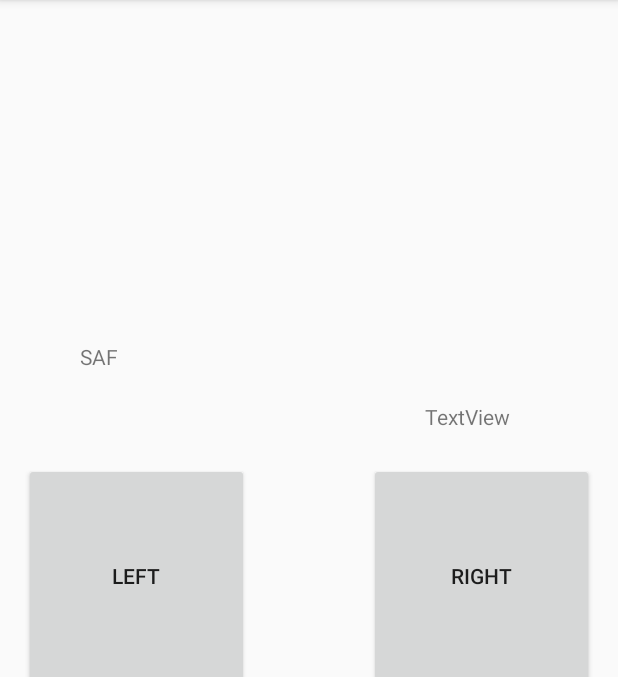
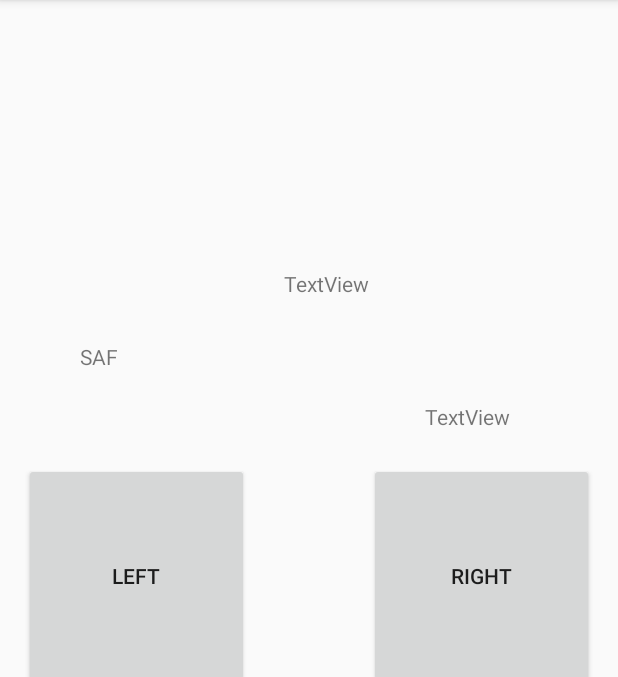
Before and after one commit to annaq1/hackuci2018, an Android app: the screen it shows after launch (MainActivity), after a tap on "LEFT", on a phone screen of 412 x 824 dp, the part 84-761 px from its top. Run offline under Robolectric (Android 15) with nearby library versions, the phone set to English and light mode, and no system bars; 4 statements that could not run were skipped.

Commit message:
TEE HEE
Putting it up here just in case i mess things up.

```diff
--- a/app/src/main/AndroidManifest.xml
+++ b/app/src/main/AndroidManifest.xml
@@ -2,6 +2,7 @@
 <manifest xmlns:android="http://schemas.android.com/apk/res/android"
     package="com.example.annar.joystick">
 
+    <uses-permission android:name="android.permission.BLUETOOTH" />
     <application
         android:allowBackup="true"
         android:icon="@mipmap/ic_launcher"
--- a/app/src/main/java/com/example/annar/joystick/MainActivity.java
+++ b/app/src/main/java/com/example/annar/joystick/MainActivity.java
@@ -7,9 +7,61 @@ import android.view.View;
 import android.util.Log;
 import android.widget.Button;
 import android.widget.TextView;
+import java.io.IOException;
+import java.io.InputStream;
+import java.io.OutputStream;
+import java.util.Set;
+import java.util.UUID;
+
+import android.app.Activity;
+import android.bluetooth.BluetoothAdapter;
+import android.bluetooth.BluetoothDevice;
+import android.bluetooth.BluetoothSocket;
+import android.content.Intent;
+import android.os.Bundle;
+import android.os.Handler;
+import android.util.Log;
+import android.view.Menu;
+import android.view.View;
+import android.widget.Button;
+import android.widget.TextView;
 
 public class MainActivity extends AppCompatActivity {
 
+    BluetoothSocket mmSocket;
+    BluetoothDevice mmDevice = null;
+
+    final byte delimiter = 33;
+    int readBufferPosition = 0;
+
+    /**
+     * A function that will send info to the raspberry pi (the android will be acting as a "client" here). If not connected, the method will
+     * create a RFCOMM socket, get a writeable stream, and push the message through the socket
+     * @param msg2send is the message to be sent to the raspberry pi
+     */
+    public void sendBtMsg(String msg2send){
+        //UUID uuid = UUID.fromString("00001101-0000-1000-8000-00805f9b34fb"); //Standard SerialPortService ID
+        UUID uuid = UUID.fromString("94f39d29-7d6d-437d-973b-fba39e49d4ee"); //Standard SerialPortService ID
+        //TODO UUID needs to match with the number from Python script in raspberry Pi (line 46 of website ref)
+
+        final TextView con = (TextView)findViewById(R.id.checkConnection); // for debugging
+        try {
+
+            mmSocket = mmDevice.createRfcommSocketToServiceRecord(uuid);
+            if (!mmSocket.isConnected()){
+                mmSocket.connect();
+                con.setText("Connected");
+            }
+
+            String msg = msg2send;
+            OutputStream mmOutputStream = mmSocket.getOutputStream();
+            mmOutputStream.write(msg.getBytes());
+
+        } catch (IOException e) {
+            // TODO Auto-generated catch block
+            e.printStackTrace();
+        }
+    }
 
     @Override
     protected void onCreate(Bundle savedInstanceState) {
@@ -18,24 +70,26 @@ public class MainActivity extends AppCompatActivity {
 
         final TextView text= (TextView)findViewById(R.id.text);
         final TextView text2=(TextView)findViewById(R.id.text2);
-        Button btn1 = (Button) findViewById(R.id.Left);
-        Button btn2 = (Button) findViewById(R.id.Right);
+        Button left = (Button) findViewById(R.id.Left);
+        Button right = (Button) findViewById(R.id.Right);
 
-        btn1.setOnClickListener(new View.OnClickListener() {
+        left.setOnClickListener(new View.OnClickListener() {
 
             @Override
             public void onClick(View v) {
                 // TODO Auto-generated method stub
+                sendBtMsg("Left");
                 text.setText("SAF");
 
             }
         });
 
-        btn2.setOnClickListener(new View.OnClickListener() {
+        right.setOnClickListener(new View.OnClickListener() {
 
             @Override
             public void onClick(View v) {
                 // TODO Auto-generated method stub
+                sendBtMsg("Right");
                 text2.setText("whats good in the hood?");
             }
         });
--- a/app/src/main/res/layout/activity_main.xml
+++ b/app/src/main/res/layout/activity_main.xml
@@ -46,4 +46,14 @@
         android:layout_marginStart="37dp"
         android:text="TextView" />
 
+    <TextView
+        android:id="@+id/checkConnection"
+        android:layout_width="wrap_content"
+        android:layout_height="wrap_content"
+        android:layout_above="@+id/text"
+        android:layout_marginBottom="29dp"
+        android:layout_toLeftOf="@+id/text2"
+        android:layout_toStartOf="@+id/text2"
+        android:text="TextView" />
+
 </RelativeLayout>
```
